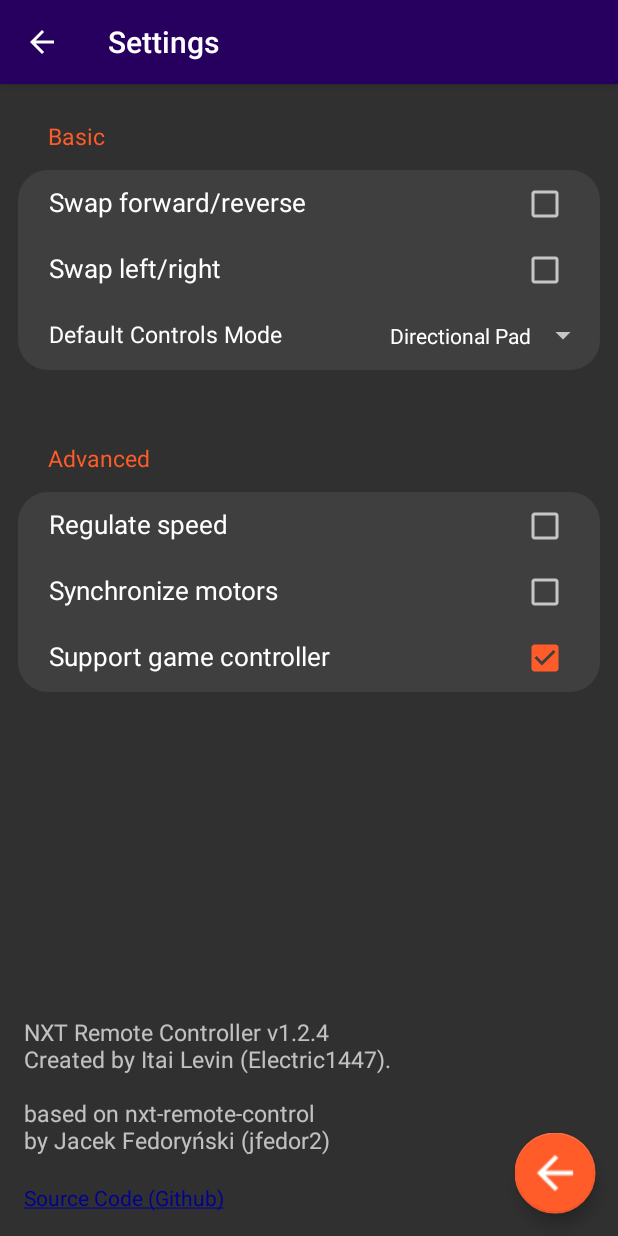
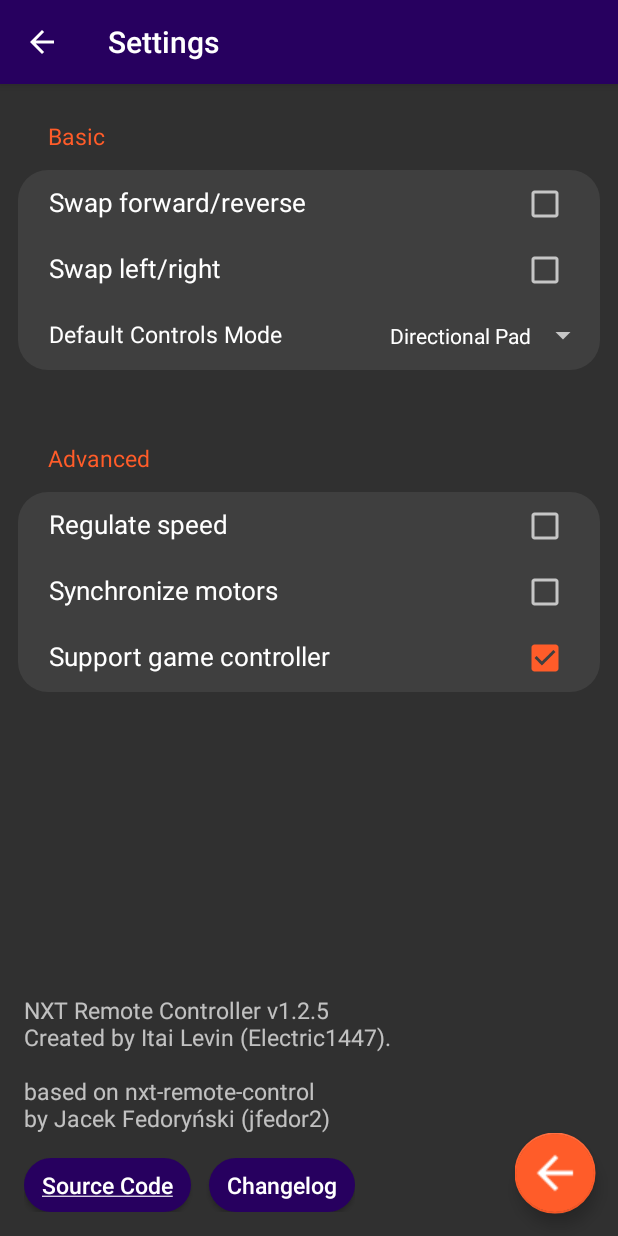
Before and after one commit to Electric1447/NXT-Remote-Controller, an Android app: the Settings screen opened directly, with no data from a screen before it, on a phone screen of 412 x 824 dp. Run offline under Robolectric (Android 15) with nearby library versions, the phone set to English and light mode, and no system bars.

Commit message:
Added Changelog in settings. (v1.2.5)

```diff
--- a/app/build.gradle
+++ b/app/build.gradle
@@ -8,8 +8,8 @@ android {
         applicationId "eparon.nxtremotecontroller"
         minSdkVersion 21
         targetSdkVersion 29
-        versionCode 124
-        versionName "1.2.4"
+        versionCode 125
+        versionName "1.2.5"
 
         testInstrumentationRunner "androidx.test.runner.AndroidJUnitRunner"
         resConfigs "en"
@@ -32,6 +32,7 @@ dependencies {
     implementation fileTree(dir: 'libs', include: ['*.jar'])
     implementation 'com.google.android.material:material:1.1.0'
     implementation 'androidx.appcompat:appcompat:1.1.0'
+    implementation 'io.noties.markwon:core:4.3.1'
     testImplementation 'junit:junit:4.13'
     androidTestImplementation 'androidx.test.ext:junit:1.1.1'
     androidTestImplementation 'androidx.test.espresso:espresso-core:3.2.0'
--- a/app/src/main/java/eparon/nxtremotecontroller/Settings.java
+++ b/app/src/main/java/eparon/nxtremotecontroller/Settings.java
@@ -3,6 +3,7 @@ package eparon.nxtremotecontroller;
 import android.content.Context;
 import android.content.Intent;
 import android.content.SharedPreferences;
+import android.content.res.Configuration;
 import android.net.Uri;
 import android.os.Bundle;
 import android.view.MenuItem;
@@ -10,20 +11,24 @@ import android.view.View;
 import android.widget.AdapterView;
 import android.widget.ArrayAdapter;
 import android.widget.CheckBox;
+import android.widget.LinearLayout;
 import android.widget.Spinner;
 import android.widget.TextView;
+import android.widget.Toast;
 
 import androidx.annotation.NonNull;
 import androidx.appcompat.app.AppCompatActivity;
 
 import java.util.Objects;
 
+import eparon.nxtremotecontroller.Util.NetworkUtils;
+
 public class Settings extends AppCompatActivity implements AdapterView.OnItemSelectedListener {
 
     public String PREFS_NXT = "NXTPrefsFile";
     SharedPreferences prefs;
 
-    public static String githubURL = "https://github.com/Electric1447/NXT-Remote-Controller";
+    public static String sourcecodeURL = "https://github.com/Electric1447/NXT-Remote-Controller";
 
     int defConMode = MainActivity.MODE_BUTTONS;
     Spinner conModeSpinner;
@@ -67,6 +72,12 @@ public class Settings extends AppCompatActivity implements AdapterView.OnItemSel
     //region UI & onClick functions
 
     private void initializeViews () {
+        if (this.getResources().getConfiguration().orientation == Configuration.ORIENTATION_LANDSCAPE) {
+            LinearLayout sideLinearLayout = findViewById(R.id.side_ll);
+            sideLinearLayout.measure(0, 0);
+            findViewById(R.id.main_ll).setPadding(0, 0, (sideLinearLayout.getMeasuredWidth() + 200), 0);
+        }
+
         conModeSpinner = findViewById(R.id.conmode_spinner);
         ArrayAdapter<CharSequence> adapter = ArrayAdapter.createFromResource(this, R.array.conmode_array, R.layout.spinner_item);
         adapter.setDropDownViewResource(android.R.layout.simple_spinner_dropdown_item);
@@ -85,7 +96,7 @@ public class Settings extends AppCompatActivity implements AdapterView.OnItemSel
         gamepadCB = findViewById(R.id.cbGamepad);
         gamepadCB.setChecked(gamepad);
 
-        ((TextView)findViewById(R.id.ver)).setText(String.format("%s v%s\nCreated by Itai Levin (Electric1447).\n\nbased on nxt-remote-control\nby Jacek Fedoryński (jfedor2)\n", getString(R.string.app_name), BuildConfig.VERSION_NAME)); // Set version TextView.
+        ((TextView)findViewById(R.id.ver)).setText(String.format("%s v%s\nCreated by Itai Levin (Electric1447).\n\nbased on nxt-remote-control\nby Jacek Fedoryński (jfedor2)", getString(R.string.app_name), BuildConfig.VERSION_NAME)); // Set version TextView.
     }
 
     public void cbPrefOnClick (View view) {
@@ -167,8 +178,14 @@ public class Settings extends AppCompatActivity implements AdapterView.OnItemSel
     //region GOTO functions
 
     public void gotoSource (View view) {
-        ((TextView)view).setTextColor(getResources().getColor(R.color.hyperlink_clicked));
-        startActivity(new Intent(Intent.ACTION_VIEW, Uri.parse(githubURL)));
+        startActivity(new Intent(Intent.ACTION_VIEW, Uri.parse(sourcecodeURL)));
+    }
+
+    public void gotoChangelog (View view) {
+        if (NetworkUtils.isNetworkAvailable(getApplicationContext()))
+            startActivity(new Intent(Settings.this, Changelog.class));
+        else
+            Toast.makeText(this, R.string.error_internet_connection, Toast.LENGTH_SHORT).show();
     }
 
     //endregion
--- a/app/src/main/res/layout-land/activity_settings.xml
+++ b/app/src/main/res/layout-land/activity_settings.xml
@@ -5,14 +5,15 @@
     android:id="@+id/cl"
     android:layout_width="match_parent"
     android:layout_height="match_parent"
-    tools:ignore="RtlHardcoded,RtlSymmetry,RelativeOverlap">
+    tools:ignore="RtlHardcoded,RtlSymmetry,RelativeOverlap,ButtonStyle">
 
     <ScrollView
         android:layout_width="match_parent"
         android:layout_height="match_parent">
 
         <LinearLayout
-            android:layout_width="450dp"
+            android:id="@+id/main_ll"
+            android:layout_width="match_parent"
             android:layout_height="wrap_content"
             android:orientation="vertical"
             android:paddingLeft="12dp">
@@ -238,6 +239,7 @@
     </ScrollView>
 
     <LinearLayout
+        android:id="@+id/side_ll"
         android:layout_width="wrap_content"
         android:layout_height="wrap_content"
         android:layout_gravity="top|right"
@@ -250,19 +252,45 @@
             android:layout_height="wrap_content"
             android:textSize="15sp" />
 
-        <TextView
-            android:layout_width="match_parent"
+        <LinearLayout
+            android:layout_width="wrap_content"
             android:layout_height="wrap_content"
-            android:onClick="gotoSource"
-            android:text="@string/link_source"
-            android:textColor="@color/hyperlink" />
+            android:layout_marginTop="16dp"
+            android:orientation="horizontal">
+
+            <Button
+                android:layout_width="wrap_content"
+                android:layout_height="36dp"
+                android:layout_marginRight="12dp"
+                android:background="@drawable/rounded_corners"
+                android:backgroundTint="@color/colorPrimary"
+                android:onClick="gotoSource"
+                android:paddingLeft="12dp"
+                android:paddingRight="12dp"
+                android:text="@string/link_source"
+                android:textAllCaps="false"
+                android:textSize="15sp" />
+
+            <Button
+                android:layout_width="wrap_content"
+                android:layout_height="36dp"
+                android:background="@drawable/rounded_corners"
+                android:backgroundTint="@color/colorPrimary"
+                android:onClick="gotoChangelog"
+                android:paddingLeft="12dp"
+                android:paddingRight="12dp"
+                android:text="@string/link_changelog"
+                android:textAllCaps="false"
+                android:textSize="15sp" />
+
+        </LinearLayout>
 
     </LinearLayout>
 
     <com.google.android.material.floatingactionbutton.FloatingActionButton
         android:layout_width="36dp"
         android:layout_height="36dp"
-        android:layout_gravity="end|bottom"
+        android:layout_gravity="bottom|right"
         android:layout_margin="24dp"
         android:onClick="goBack"
         android:scaleType="center"
--- a/app/src/main/res/layout/activity_settings.xml
+++ b/app/src/main/res/layout/activity_settings.xml
@@ -5,13 +5,14 @@
     android:id="@+id/cl"
     android:layout_width="match_parent"
     android:layout_height="match_parent"
-    tools:ignore="RtlHardcoded,RtlSymmetry,RelativeOverlap">
+    tools:ignore="RtlHardcoded,RtlSymmetry,RelativeOverlap,ButtonStyle">
 
     <ScrollView
         android:layout_width="match_parent"
         android:layout_height="match_parent">
 
         <LinearLayout
+            android:id="@+id/main_ll"
             android:layout_width="match_parent"
             android:layout_height="wrap_content"
             android:orientation="vertical"
@@ -252,19 +253,46 @@
             android:layout_height="wrap_content"
             android:textSize="15sp" />
 
-        <TextView
-            android:layout_width="match_parent"
+        <LinearLayout
+            android:id="@+id/side_ll"
+            android:layout_width="wrap_content"
             android:layout_height="wrap_content"
-            android:onClick="gotoSource"
-            android:text="@string/link_source"
-            android:textColor="@color/hyperlink" />
+            android:layout_marginTop="16dp"
+            android:orientation="horizontal">
+
+            <Button
+                android:layout_width="wrap_content"
+                android:layout_height="36dp"
+                android:layout_marginRight="12dp"
+                android:background="@drawable/rounded_corners"
+                android:backgroundTint="@color/colorPrimary"
+                android:onClick="gotoSource"
+                android:paddingLeft="12dp"
+                android:paddingRight="12dp"
+                android:text="@string/link_source"
+                android:textAllCaps="false"
+                android:textSize="15sp" />
+
+            <Button
+                android:layout_width="wrap_content"
+                android:layout_height="36dp"
+                android:background="@drawable/rounded_corners"
+                android:backgroundTint="@color/colorPrimary"
+                android:onClick="gotoChangelog"
+                android:paddingLeft="12dp"
+                android:paddingRight="12dp"
+                android:text="@string/link_changelog"
+                android:textAllCaps="false"
+                android:textSize="15sp" />
+
+        </LinearLayout>
 
     </LinearLayout>
 
     <com.google.android.material.floatingactionbutton.FloatingActionButton
         android:layout_width="36dp"
         android:layout_height="36dp"
-        android:layout_gravity="end|bottom"
+        android:layout_gravity="bottom|right"
         android:layout_margin="24dp"
         android:onClick="goBack"
         android:scaleType="center"
--- a/app/src/main/res/values/colors.xml
+++ b/app/src/main/res/values/colors.xml
@@ -1,15 +1,12 @@
 <?xml version="1.0" encoding="utf-8"?>
 <resources>
-    <color name="colorPrimary">#27005F</color>
-    <color name="colorPrimaryDark">#27005F</color>
-    <color name="colorAccent">#FF5C29</color>
+    <color name="colorPrimary"     >#27005F</color>
+    <color name="colorPrimaryDark" >#27005F</color>
+    <color name="colorAccent"      >#FF5C29</color>
 
-    <color name="dialogTextColorPrimary">#FFFFFF</color>
-    <color name="dialogBackground">#3F3F3F</color>
+    <color name="dialogTextColorPrimary" >#FFFFFF</color>
+    <color name="dialogBackground"       >#3F3F3F</color>
 
-    <color name="dpad_button_background_idle">#5A5A5A</color>
-    <color name="dpad_button_background_pressed">#A5A5A5</color>>
-
-    <color name="hyperlink">#000093</color>
-    <color name="hyperlink_clicked">#53188A</color>
+    <color name="dpad_button_background_idle"    >#5A5A5A</color>
+    <color name="dpad_button_background_pressed" >#A5A5A5</color>>
 </resources>
--- a/app/src/main/res/values/strings.xml
+++ b/app/src/main/res/values/strings.xml
@@ -5,6 +5,7 @@
     <string name="error_please_wait">Please wait.</string>
     <string name="error_bt_na">Bluetooth not available.</string>
     <string name="error_bt_not_enabled">Bluetooth not enabled, exiting.</string>
+    <string name="error_internet_connection">No Internet Connection, Please try again later.</string>
 
     <string name="menu_buttons">Button controls</string>
     <string name="menu_buttons_4wheel">Button controls (4 Wheels)</string>
@@ -43,7 +44,8 @@
     <string name="settings_opt_syncmotors">Synchronize motors</string>
     <string name="settings_opt_gamepad">Support game controller</string>
 
-    <string name="link_source"><u>Source Code (Github)</u></string>
+    <string name="link_changelog">Changelog</string>
+    <string name="link_source"><u>Source Code</u></string>
 
     <string-array name="conmode_array">
         <item>Directional Pad</item>
```
Also changed, not shown: app/src/main/AndroidManifest.xml (+7 -0 lines), app/src/main/java/eparon/nxtremotecontroller/Changelog.java (added, +77 -0 lines), app/src/main/java/eparon/nxtremotecontroller/Util/NetworkUtils.java (added, +27 -0 lines), app/src/main/res/layout/activity_changelog.xml (added, +18 -0 lines), app/src/main/res/values/styles.xml (+6 -6 lines), 1 other file.
